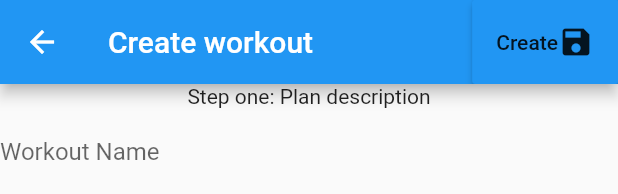
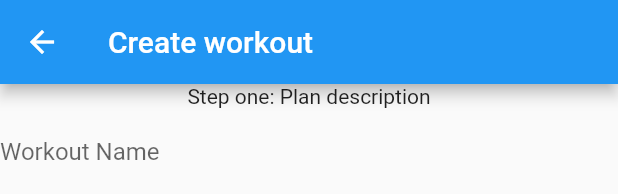
Before and after one commit to N3RDCLASH/lifft, a Flutter app: the WorkoutPlan widget shown alone on an empty page, opened directly, after a tap on "Tap here to create a new workout plan", on a phone screen of 412 x 824 dp. Shown: the top 194 px of the screen. Run offline on Flutter 3.47's test engine with Material 2 defaults, Android fonts, the phone set to English and light mode, and no system bars.

Commit message:
You can now create workouts. Gotta work on selecting a plan and working on training tab.

```diff
--- a/lib/main.dart
+++ b/lib/main.dart
@@ -1,3 +1,5 @@
+import 'package:LIFFT/screens/add_workoutday_screen.dart';
+import 'package:LIFFT/screens/workout_plan_detail_screen.dart';
 import 'package:flutter/material.dart';
 import './screens/create_workout_screen.dart';
 import './screens/home_screen.dart';
@@ -15,8 +17,16 @@ class _MyAppState extends State<MyApp> {
     return MaterialApp(
       title: "LIFFT",
       home: Home(),
-      routes: {
-        '/create_workout': (context) => CreateWorkout(),
+      onGenerateRoute: (RouteSettings settings) {
+        print('build route for ${settings.name}');
+        var routes = <String, WidgetBuilder>{
+          '/create_workout': (context) => CreateWorkout(),
+          '/add_workout_day': (context) => AddWorkoutDay(),
+          '/workout_plan_detail': (context) =>
+              WorkoutPlanDetail(settings.arguments),
+        };
+        WidgetBuilder builder = routes[settings.name];
+        return MaterialPageRoute(builder: (ctx) => builder(ctx));
       },
     );
   }
--- /dev/null
+++ b/lib/models/workout_plan_model.dart
@@ -0,0 +1,7 @@
+class WorkoutPlanModel {
+  String workoutName;
+  String workoutDesc;
+  List workoutDays;
+
+  WorkoutPlanModel({this.workoutName, this.workoutDesc, this.workoutDays});
+}
--- a/lib/screens/create_workout_screen.dart
+++ b/lib/screens/create_workout_screen.dart
@@ -1,4 +1,4 @@
-import 'package:LIFFT/screens/add_workoutday_screen.dart';
+import 'package:LIFFT/models/workout_plan_model.dart';
 import 'package:flutter/material.dart';
 
 class CreateWorkout extends StatefulWidget {
@@ -14,12 +14,7 @@ class _CreateWorkoutState extends State<CreateWorkout> {
   List workoutDays = [];
 
   _goToAddWorkoutDay(BuildContext context) async {
-    // Navigator.push returns a Future that completes after calling
-    // Navigator.pop on the Selection Screen.
-    final result = await Navigator.push(
-      context,
-      MaterialPageRoute(builder: (context) => AddWorkoutDay()),
-    );
+    final result = await Navigator.pushNamed(context, '/add_workout_day');
 
     workoutDays.add(result);
   }
@@ -30,7 +25,8 @@ class _CreateWorkoutState extends State<CreateWorkout> {
       appBar: AppBar(
         title: Text('Create workout'),
         actions: <Widget>[
-          RaisedButton(
+          stepOneComplete
+              ? RaisedButton(
                   color: Colors.blue,
                   child: Row(
                     children: <Widget>[
@@ -38,8 +34,17 @@ class _CreateWorkoutState extends State<CreateWorkout> {
                       Icon(Icons.save),
                     ],
                   ),
-            onPressed: () {},
+                  onPressed: () {
+                    WorkoutPlanModel plan = WorkoutPlanModel(
+                      workoutName: nameController.text,
+                      workoutDesc: descController.text,
+                      workoutDays: workoutDays,
+                    );
+
+                    Navigator.pop(context, plan);
+                  },
                 )
+              : Container(),
         ],
       ),
       body: SingleChildScrollView(
@@ -89,15 +94,17 @@ class _CreateWorkoutState extends State<CreateWorkout> {
                       _goToAddWorkoutDay(context);
                     },
                   ),
-                  Container(
+                  Center(
+                    child: Container(
                       height: 500,
-                    child: ListView.builder(
+                      child: workoutDays.isEmpty
+                          ? Text("No days added yet :(")
+                          : ListView.builder(
                               itemCount: workoutDays.length,
                               itemBuilder: (BuildContext context, int index) {
-                          return workoutDays.isEmpty
-                              ? Text("No days added yet :(")
-                              : workoutDays[index];
+                                return workoutDays[index];
                               }),
+                    ),
                   ),
                 ],
               ),
--- a/lib/screens/workout_plans_screen.dart
+++ b/lib/screens/workout_plans_screen.dart
@@ -1,9 +1,25 @@
+import 'package:LIFFT/models/workout_plan_model.dart';
 import 'package:flutter/material.dart';
 
-class WorkoutPlan extends StatelessWidget {
+class WorkoutPlan extends StatefulWidget {
+  @override
+  _WorkoutPlanState createState() => _WorkoutPlanState();
+}
+
+class _WorkoutPlanState extends State<WorkoutPlan> {
+  List<WorkoutPlanModel> workoutPlans = [];
+
+  _goToCreateWorkout(BuildContext context) async {
+    final result = await Navigator.pushNamed(context, '/create_workout');
+
+    workoutPlans.add(result);
+    workoutPlans.forEach((plan) => print(plan.workoutName));
+  }
+
   @override
   Widget build(BuildContext context) {
-    return Container(
+    return workoutPlans.isEmpty
+        ? Container(
             child: RaisedButton(
               color: const Color(0xff24324b),
               child: Text(
@@ -14,9 +30,47 @@ class WorkoutPlan extends StatelessWidget {
                 ),
               ),
               onPressed: () {
-          Navigator.pushNamed(context, '/create_workout');
+                _goToCreateWorkout(context);
               },
             ),
+          )
+        : Column(
+            children: <Widget>[
+              Container(
+                child: RaisedButton(
+                  // color: const Color(0xff24324b),
+                  color: Colors.blue,
+                  child: Text(
+                    'Tap here to create a new workout plan',
+                    style: TextStyle(
+                      color: Colors.white,
+                      // decoration: TextDecoration.underline,
+                    ),
+                  ),
+                  onPressed: () {
+                    _goToCreateWorkout(context);
+                  },
+                ),
+              ),
+              Expanded(
+                child: ListView.builder(
+                    itemCount: workoutPlans.length,
+                    itemBuilder: (BuildContext context, int index) {
+                      return FlatButton(
+                        child: Text(
+                          workoutPlans[index].workoutName,
+                          style: TextStyle(color: Colors.white),
+                        ),
+                        onPressed: () {
+                          Navigator.of(context).pushNamed(
+                            '/workout_plan_detail',
+                            arguments: workoutPlans[index],
+                          );
+                        },
+                      );
+                    }),
+              ),
+            ],
           );
   }
 }
```
Also changed, not shown: lib/screens/training_screen.dart (+5 -2 lines), lib/screens/workout_plan_detail_screen.dart (added, +41 -0 lines). Lines whose indentation alone changed are shown as unchanged.
